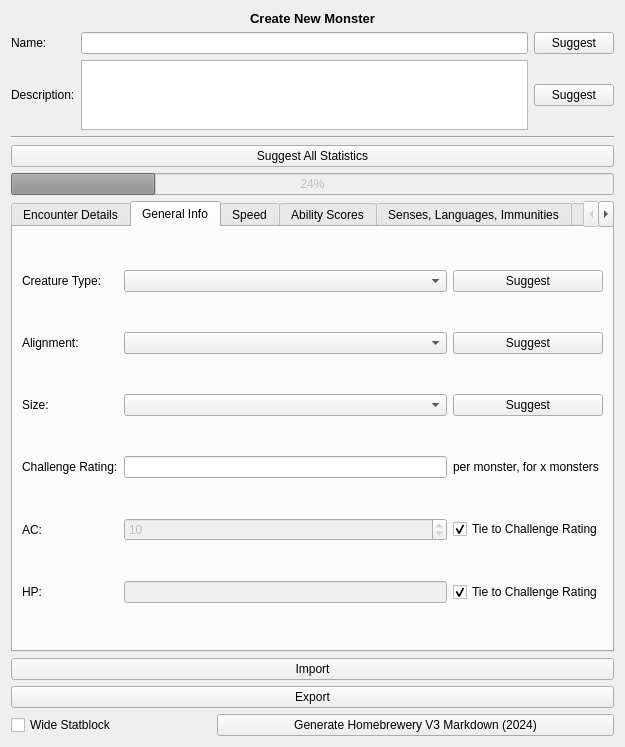
Qt form monster_forge/gui/view/qt_designer/create_monster_view.ui (Zhendryk/monster_maker) before a commit.
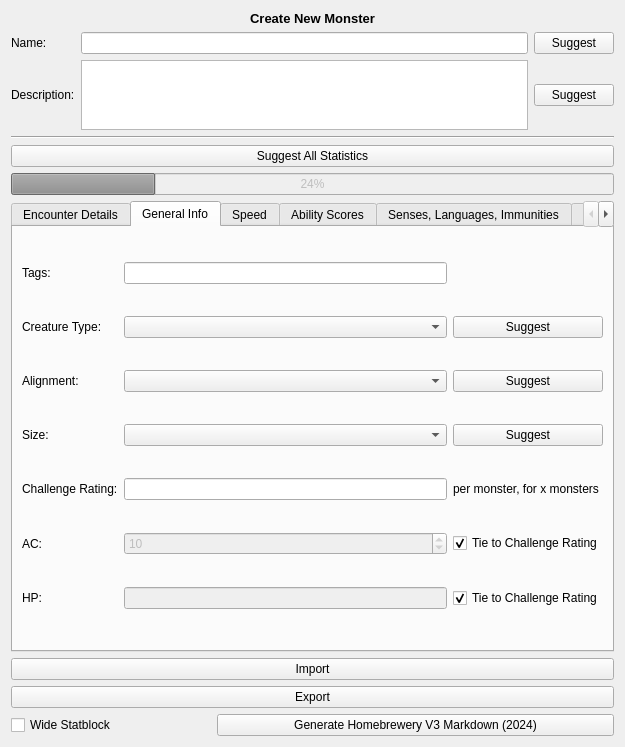
The same form after that commit. The open tabs and pages were chosen to show the change.

Diff of the .ui file:
```diff
--- a/monster_forge/gui/view/qt_designer/create_monster_view.ui
+++ b/monster_forge/gui/view/qt_designer/create_monster_view.ui
@@ -194,68 +194,7 @@
        <string>General Info</string>
       </attribute>
       <layout class="QGridLayout" name="gridLayout">
-       <item row="1" column="0">
-        <widget class="QLabel" name="_lbl_alignment">
-         <property name="text">
-          <string>Alignment:</string>
-         </property>
-        </widget>
-       </item>
-       <item row="3" column="1">
-        <widget class="QLineEdit" name="lineedit_challenge_rating"/>
-       </item>
-       <item row="0" column="1">
-        <widget class="QComboBox" name="cb_creature_type"/>
-       </item>
-       <item row="2" column="1">
-        <widget class="QComboBox" name="cb_size"/>
-       </item>
-       <item row="2" column="0">
-        <widget class="QLabel" name="_lbl_size">
-         <property name="text">
-          <string>Size:</string>
-         </property>
-        </widget>
-       </item>
-       <item row="1" column="1">
-        <widget class="QComboBox" name="cb_alignment"/>
-       </item>
-       <item row="3" column="0">
-        <widget class="QLabel" name="_lbl_challenge_rating">
-         <property name="text">
-          <string>Challenge Rating:</string>
-         </property>
-        </widget>
-       </item>
-       <item row="0" column="2">
-        <widget class="QPushButton" name="btn_suggest_creature_type">
-         <property name="text">
-          <string>Suggest</string>
-         </property>
-        </widget>
-       </item>
-       <item row="2" column="2">
-        <widget class="QPushButton" name="btn_suggest_size">
-         <property name="text">
-          <string>Suggest</string>
-         </property>
-        </widget>
-       </item>
-       <item row="0" column="0">
-        <widget class="QLabel" name="_lbl_creature_type">
-         <property name="text">
-          <string>Creature Type:</string>
-         </property>
-        </widget>
-       </item>
-       <item row="1" column="2">
-        <widget class="QPushButton" name="btn_suggest_alignment">
-         <property name="text">
-          <string>Suggest</string>
-         </property>
-        </widget>
-       </item>
-       <item row="4" column="1">
+       <item row="5" column="1">
         <widget class="QSpinBox" name="spinbox_ac">
          <property name="enabled">
           <bool>false</bool>
@@ -268,38 +207,35 @@
          </property>
         </widget>
        </item>
+       <item row="4" column="0">
+        <widget class="QLabel" name="_lbl_challenge_rating">
+         <property name="text">
+          <string>Challenge Rating:</string>
+         </property>
+        </widget>
+       </item>
        <item row="3" column="2">
+        <widget class="QPushButton" name="btn_suggest_size">
+         <property name="text">
+          <string>Suggest</string>
+         </property>
+        </widget>
+       </item>
+       <item row="4" column="2">
         <widget class="QLabel" name="_lbl_per_monster_for_x_monsters">
          <property name="text">
           <string>per monster, for x monsters</string>
          </property>
         </widget>
        </item>
-       <item row="4" column="2">
-        <widget class="QCheckBox" name="checkbox_tie_ac_to_cr">
-         <property name="text">
-          <string>Tie to Challenge Rating</string>
-         </property>
-         <property name="checked">
-          <bool>true</bool>
-         </property>
-        </widget>
-       </item>
-       <item row="4" column="0">
+       <item row="5" column="0">
         <widget class="QLabel" name="_lbl_ac">
          <property name="text">
           <string>AC:</string>
          </property>
         </widget>
        </item>
-       <item row="5" column="0">
-        <widget class="QLabel" name="_lbl_hp">
-         <property name="text">
-          <string>HP:</string>
-         </property>
-        </widget>
-       </item>
-       <item row="5" column="2">
+       <item row="6" column="2">
         <widget class="QCheckBox" name="checkbox_tie_hp_to_cr">
          <property name="text">
           <string>Tie to Challenge Rating</string>
@@ -309,13 +245,87 @@
          </property>
         </widget>
        </item>
-       <item row="5" column="1">
+       <item row="6" column="1">
         <widget class="QLineEdit" name="lineedit_hp">
          <property name="enabled">
           <bool>false</bool>
          </property>
         </widget>
        </item>
+       <item row="1" column="2">
+        <widget class="QPushButton" name="btn_suggest_creature_type">
+         <property name="text">
+          <string>Suggest</string>
+         </property>
+        </widget>
+       </item>
+       <item row="2" column="1">
+        <widget class="QComboBox" name="cb_alignment"/>
+       </item>
+       <item row="3" column="1">
+        <widget class="QComboBox" name="cb_size"/>
+       </item>
+       <item row="1" column="1">
+        <widget class="QComboBox" name="cb_creature_type"/>
+       </item>
+       <item row="2" column="0">
+        <widget class="QLabel" name="_lbl_alignment">
+         <property name="text">
+          <string>Alignment:</string>
+         </property>
+        </widget>
+       </item>
+       <item row="5" column="2">
+        <widget class="QCheckBox" name="checkbox_tie_ac_to_cr">
+         <property name="text">
+          <string>Tie to Challenge Rating</string>
+         </property>
+         <property name="checked">
+          <bool>true</bool>
+         </property>
+        </widget>
+       </item>
+       <item row="6" column="0">
+        <widget class="QLabel" name="_lbl_hp">
+         <property name="text">
+          <string>HP:</string>
+         </property>
+        </widget>
+       </item>
+       <item row="3" column="0">
+        <widget class="QLabel" name="_lbl_size">
+         <property name="text">
+          <string>Size:</string>
+         </property>
+        </widget>
+       </item>
+       <item row="2" column="2">
+        <widget class="QPushButton" name="btn_suggest_alignment">
+         <property name="text">
+          <string>Suggest</string>
+         </property>
+        </widget>
+       </item>
+       <item row="1" column="0">
+        <widget class="QLabel" name="_lbl_creature_type">
+         <property name="text">
+          <string>Creature Type:</string>
+         </property>
+        </widget>
+       </item>
+       <item row="4" column="1">
+        <widget class="QLineEdit" name="lineedit_challenge_rating"/>
+       </item>
+       <item row="0" column="0">
+        <widget class="QLabel" name="_lbl_tags">
+         <property name="text">
+          <string>Tags:</string>
+         </property>
+        </widget>
+       </item>
+       <item row="0" column="1">
+        <widget class="QLineEdit" name="lineedit_tags"/>
+       </item>
       </layout>
      </widget>
      <widget class="QWidget" name="tab_speed">
```
